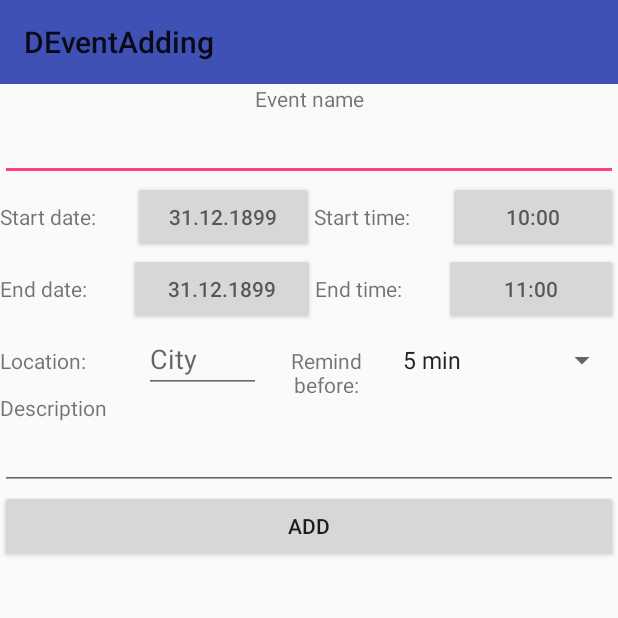
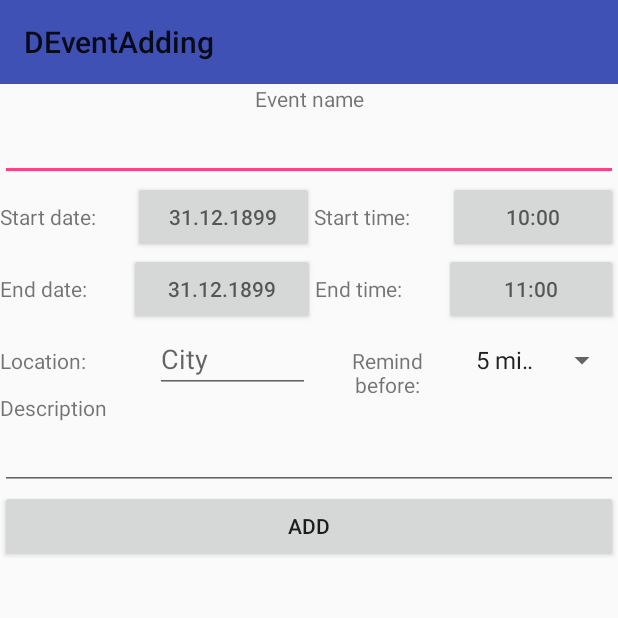
Before and after one commit to DSquare68/DCalendar, an Android app: the DEventAdding screen opened directly, with no data from a screen before it, on a phone screen of 412 x 824 dp, the top half of it. Run offline under Robolectric (Android 15) with nearby library versions, the phone set to English and light mode, and no system bars.

Commit message:
Improving code

```diff
--- a/dcalendar/src/main/java/com/daniel/dcalendar/dview/DDay.java
+++ b/dcalendar/src/main/java/com/daniel/dcalendar/dview/DDay.java
@@ -118,4 +118,9 @@ public class DDay extends android.support.v7.widget.AppCompatButton {
         else
             this.setTextColor(getResources().getColor(R.color.black));
     }
+
+    public void refreshEvent() {
+        isEvent=DDayLogic.isEvent(year,month,day,getContext());
+        setDesign();
+    }
 }
--- a/dcalendar/src/main/java/com/daniel/dcalendar/dview/DEventAdding.java
+++ b/dcalendar/src/main/java/com/daniel/dcalendar/dview/DEventAdding.java
@@ -39,8 +39,8 @@ public class DEventAdding extends AppCompatActivity {
         startDateButton.setOnClickListener(DEventAddingLogic.setOnClickListener(true,this));
         endDateButton.setOnClickListener(DEventAddingLogic.setOnClickListener(false,this));
 
-        startTime.setOnClickListener(DEventAddingLogic.setOnClickListenerTime(true,this));
-        endTime.setOnClickListener(DEventAddingLogic.setOnClickListenerTime(false,this));
+        startTime.setOnClickListener(DEventAddingLogic.setOnClickListenerTime(true,this,new Date(Global.yearDEvent,Global.monthDEvent,Global.dayDEvent,(new Date()).getHours(),0)));
+        endTime.setOnClickListener(DEventAddingLogic.setOnClickListenerTime(false,this,new Date(Global.yearDEvent,Global.monthDEvent,Global.dayDEvent,(new Date()).getHours(),0)));
     }
 
     private void findViews() {
--- a/dcalendar/src/main/java/com/daniel/dcalendar/dview/DWeek.java
+++ b/dcalendar/src/main/java/com/daniel/dcalendar/dview/DWeek.java
@@ -3,6 +3,7 @@ package com.daniel.dcalendar.dview;
 import android.content.Context;
 import android.support.annotation.Nullable;
 import android.util.AttributeSet;
+import android.util.Log;
 import android.widget.LinearLayout;
 
 import com.daniel.dcalendar.data.Global;
@@ -33,7 +34,6 @@ public class DWeek extends LinearLayout {
             dDays[i].setMonth(DWeekLogic.setMonthToDDay(daysNumber,i,weekN));
             dDays[i].setYear(DWeekLogic.setYearToDDay(daysNumber,i,weekN));
             dDays[i].setDay(daysNumber[i]);
-            dDays[i].setToday(); //maybe not to all
             dDays[i].updateShadow();
             dDays[i].setShadow();
         }
--- a/dcalendar/src/main/java/com/daniel/dcalendar/logic/view/TopBarLogic.java
+++ b/dcalendar/src/main/java/com/daniel/dcalendar/logic/view/TopBarLogic.java
@@ -4,7 +4,9 @@ import android.content.Context;
 import android.view.View;
 import android.widget.ImageView;
 
+import com.daniel.dcalendar.DCalendar;
 import com.daniel.dcalendar.data.Global;
+import com.daniel.dcalendar.dview.DDay;
 import com.daniel.dcalendar.dview.DMonth;
 import com.daniel.dcalendar.dview.TopBar;
 
@@ -33,6 +35,8 @@ public class TopBarLogic {
                 Global.year=today[0].getYear();
                 TopBar.setMonthText(today[0].getMonth(),today[0].getYear());
                 DMonth.renameDays(today[0].getYear(),whichMonth);
+                DMonth.refreshEvents();
+                DMonth.setToday();
             }
         });
         right.setOnClickListener(new View.OnClickListener() {
@@ -50,6 +54,8 @@ public class TopBarLogic {
                 Global.year=today[0].getYear();
                 TopBar.setMonthText(today[0].getMonth(),today[0].getYear());
                 DMonth.renameDays(today[0].getYear(),whichMonth);
+                DMonth.refreshEvents();
+                DMonth.setToday();
             }
         });
     }
--- a/dcalendar/src/main/res/layout/activity_devent_adding.xml
+++ b/dcalendar/src/main/res/layout/activity_devent_adding.xml
@@ -15,6 +15,13 @@
         app:popupTheme="@style/ThemeOverlay.AppCompat.Light">
 
     </android.support.v7.widget.Toolbar>
+    <ScrollView
+        android:layout_width="match_parent"
+        android:layout_height="match_parent">
+        <LinearLayout
+            android:orientation="vertical"
+            android:layout_width="match_parent"
+            android:layout_height="wrap_content">
 
             <LinearLayout
                 android:layout_width="match_parent"
@@ -115,22 +122,24 @@
 
                 <TextView
                     android:id="@+id/location_text_view"
-            android:layout_width="wrap_content"
+                    android:layout_width="match_parent"
                     android:layout_height="wrap_content"
                     android:layout_weight="1"
                     android:text="@string/location" />
 
                 <EditText
                     android:id="@+id/location_edit_text"
-            android:layout_width="wrap_content"
+                    android:layout_width="match_parent"
                     android:layout_height="wrap_content"
+                    android:ellipsize="end"
+                    android:singleLine="true"
                     android:layout_weight="1"
                     android:maxLines="1"
                     android:hint="@string/city" />
 
                 <TextView
                     android:id="@+id/reminder_text_view"
-            android:layout_width="wrap_content"
+                    android:layout_width="match_parent"
                     android:layout_height="wrap_content"
                     android:layout_weight="1"
                     android:gravity="center"
@@ -138,7 +147,7 @@
 
                 <Spinner
                     android:id="@+id/reminder_spinner"
-            android:layout_width="wrap_content"
+                    android:layout_width="match_parent"
                     android:layout_height="wrap_content"
                     android:layout_weight="1"
                     android:entries="@array/reminder_time"
@@ -176,5 +185,6 @@
                 android:text="@string/add"
                 android:onClick="addEvent"
                 />
-
         </LinearLayout>
+    </ScrollView>
+</LinearLayout>
```
Also changed, not shown: dcalendar/src/main/java/com/daniel/dcalendar/dview/DMonth.java (+19 -1 lines), dcalendar/src/main/java/com/daniel/dcalendar/logic/view/DEventAddingLogic.java (+7 -10 lines). Lines whose indentation alone changed are shown as unchanged.
